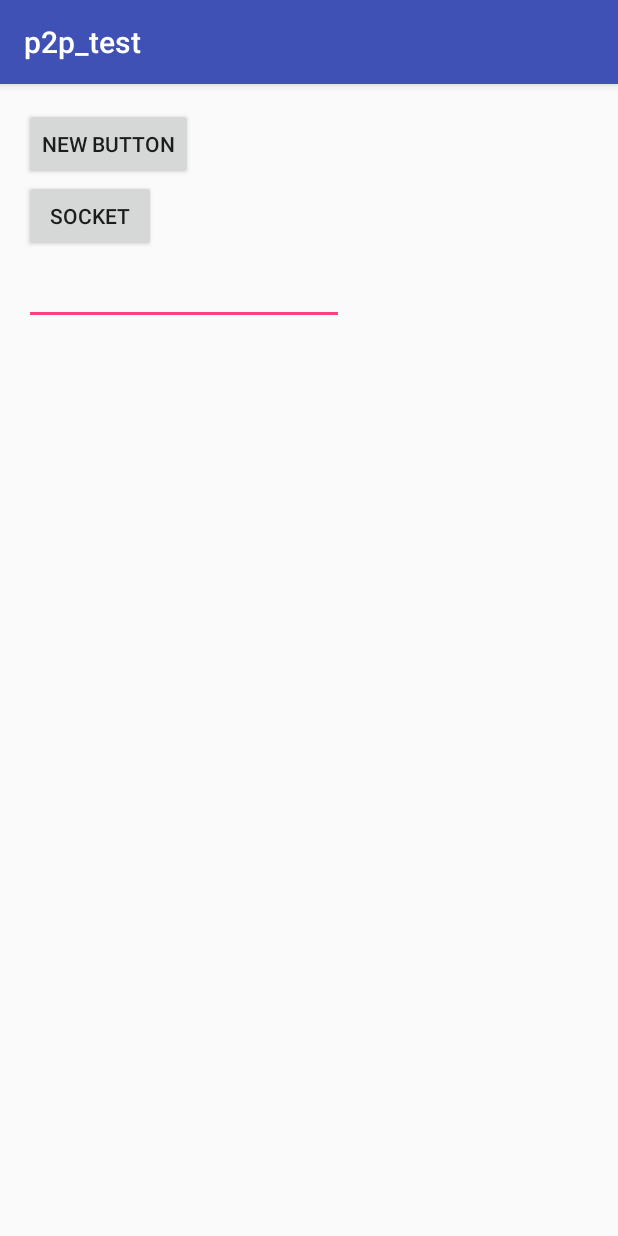
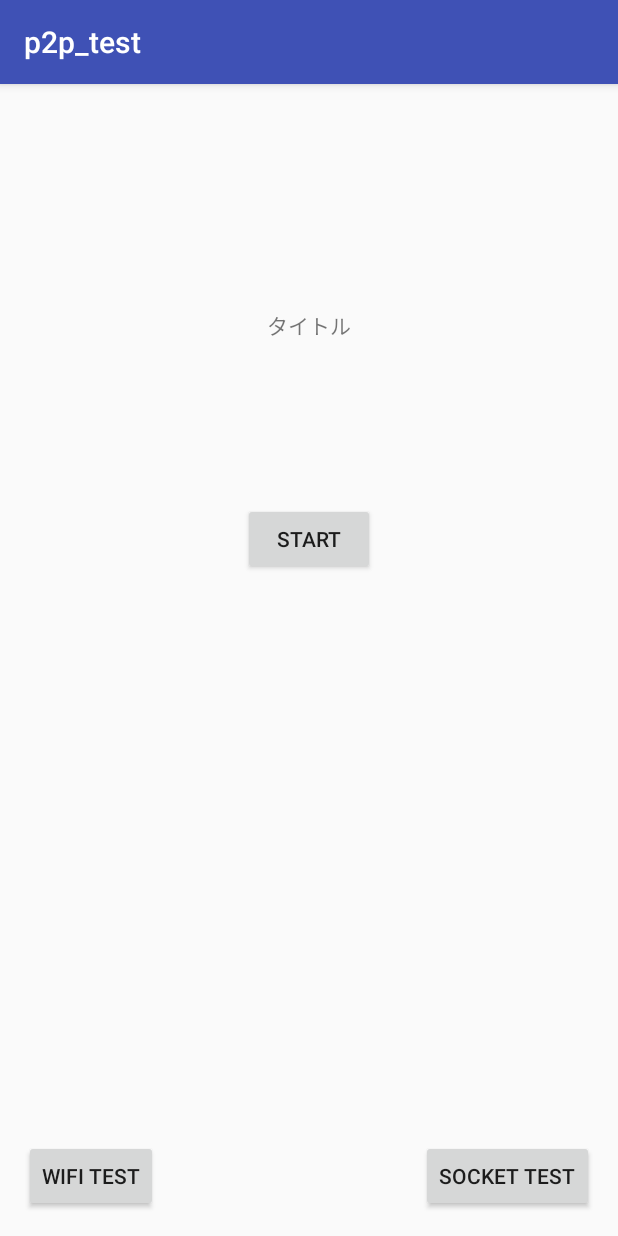
Before and after one commit to maruhiro-k/test, an Android app: the screen it shows after launch (MainActivity), on a phone screen of 412 x 824 dp. Run offline under Robolectric (Android 15) with nearby library versions, the phone set to English and light mode, and no system bars.

Commit message:
基本画面遷移を作成

```diff
--- a/p2p_test/app/src/main/java/com/example/hiroki/p2p_test/MainActivity.java
+++ b/p2p_test/app/src/main/java/com/example/hiroki/p2p_test/MainActivity.java
@@ -22,6 +22,18 @@ public class MainActivity extends AppCompatActivity {
         super.onCreate(savedInstanceState);
         setContentView(R.layout.activity_main);
 
+        Button start_btn = (Button) findViewById(R.id.start_button);
+        start_btn.setOnClickListener(new View.OnClickListener() {
+            @Override
+            public void onClick(View v) {
+                Intent intent = new Intent(getApplicationContext(), LobbyActivity.class);
+                intent.putExtra("user_name", "test name");
+                startActivity(intent);
+                finish();   // ここに戻ることはないので閉じる
+            }
+        });
+        /*
+        for test
         Button btn = (Button) findViewById(R.id.button);
         btn.setOnClickListener(new View.OnClickListener() {
             @Override
@@ -41,6 +53,7 @@ public class MainActivity extends AppCompatActivity {
                 finish();
             }
         });
+         */
 /*
         // input name
         final EditText editText = new EditText(MainActivity.this);
--- a/p2p_test/app/src/main/res/layout/activity_main.xml
+++ b/p2p_test/app/src/main/res/layout/activity_main.xml
@@ -12,25 +12,35 @@
     <Button
         android:layout_width="wrap_content"
         android:layout_height="wrap_content"
-        android:text="New Button"
-        android:id="@+id/button" />
-
-    <EditText
-        android:layout_width="wrap_content"
-        android:layout_height="wrap_content"
-        android:inputType="textPersonName"
-        android:ems="10"
-        android:id="@+id/editText"
-        android:layout_below="@+id/button"
-        android:layout_alignParentStart="true"
-        android:layout_marginTop="51dp" />
+        android:text="wifi test"
+        android:id="@+id/button"
+        android:layout_alignTop="@+id/sock_btn"
+        android:layout_alignParentStart="true" />
 
     <Button
         android:layout_width="wrap_content"
         android:layout_height="wrap_content"
-        android:text="socket"
+        android:text="socket test"
         android:id="@+id/sock_btn"
-        android:layout_below="@+id/button"
-        android:layout_alignParentStart="true" />
+        android:layout_alignParentBottom="true"
+        android:layout_alignParentEnd="true" />
+
+    <TextView
+        android:layout_width="wrap_content"
+        android:layout_height="wrap_content"
+        android:text="タイトル"
+        android:id="@+id/titleLabel"
+        android:layout_marginTop="134dp"
+        android:layout_alignParentTop="true"
+        android:layout_centerHorizontal="true" />
+
+    <Button
+        android:layout_width="wrap_content"
+        android:layout_height="wrap_content"
+        android:text="start"
+        android:id="@+id/start_button"
+        android:layout_below="@+id/titleLabel"
+        android:layout_centerHorizontal="true"
+        android:layout_marginTop="108dp" />
 
 </RelativeLayout>
```
Also changed, not shown: p2p_test/app/src/main/AndroidManifest.xml (+6 -1 lines), p2p_test/app/src/main/java/com/example/hiroki/p2p_test/BattleActivity.java (+30 -5 lines), p2p_test/app/src/main/java/com/example/hiroki/p2p_test/LobbyActivity.java (added, +46 -0 lines), p2p_test/app/src/main/res/layout/activity_battle.xml (+25 -9 lines), p2p_test/app/src/main/res/layout/activity_lobby.xml (added, +64 -0 lines).
